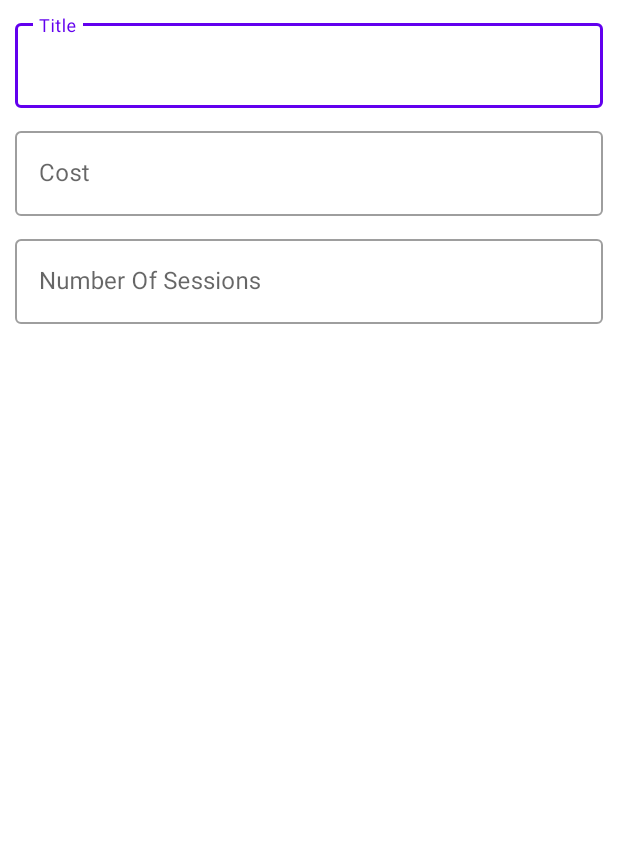
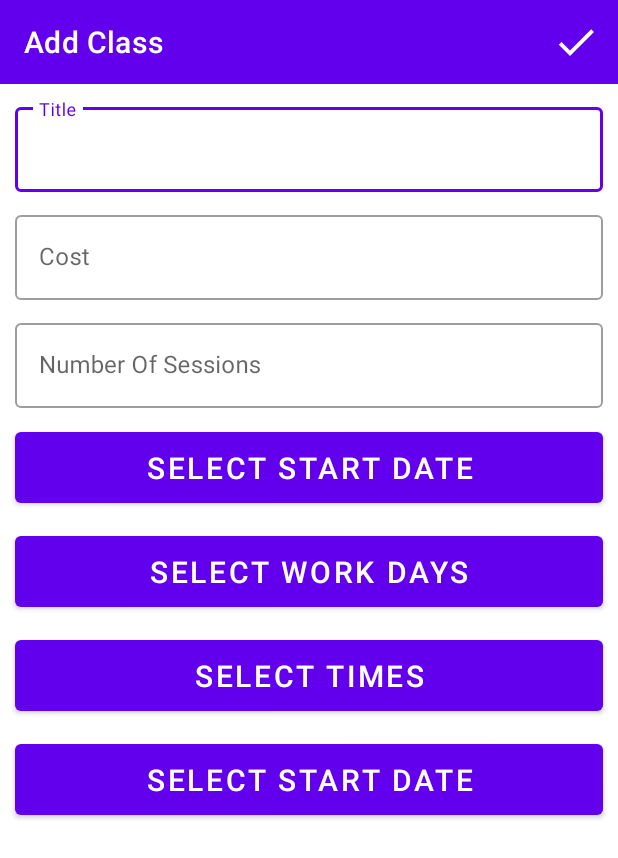
Before and after one commit to zoheirkabuli/Ansarolmahdi, an Android app: the AddClass screen opened directly, with no data from a screen before it, on a phone screen of 412 x 824 dp. Shown: the top 858 px of the screen. Run offline under Robolectric (Android 15) with nearby library versions, the light colour scheme and no system bars.

Commit message:
complete add classes activity

```diff
--- a/app/src/main/java/com/example/ansarolmahdi/AddClass.java
+++ b/app/src/main/java/com/example/ansarolmahdi/AddClass.java
@@ -1,14 +1,31 @@
 package com.example.ansarolmahdi;
 
 import androidx.appcompat.app.AppCompatActivity;
+import androidx.appcompat.widget.Toolbar;
 
+import android.graphics.Color;
 import android.os.Bundle;
+import android.view.Menu;
 
 public class AddClass extends AppCompatActivity {
+
+    private Toolbar cToolbar;
 
     @Override
     protected void onCreate(Bundle savedInstanceState) {
         super.onCreate(savedInstanceState);
         setContentView(R.layout.activity_add_class);
+
+        cToolbar = findViewById(R.id.cToolbar);
+        setSupportActionBar(cToolbar);
+        cToolbar.setTitleTextColor(Color.WHITE);
+        setTitle("Add Class");
+    }
+
+    @Override
+    public boolean onCreateOptionsMenu(Menu menu) {
+
+        getMenuInflater().inflate(R.menu.toolbar_menu,menu);
+        return true;
     }
 }
--- a/app/src/main/java/com/example/ansarolmahdi/Classes.java
+++ b/app/src/main/java/com/example/ansarolmahdi/Classes.java
@@ -1,8 +1,10 @@
 package com.example.ansarolmahdi;
 
 import androidx.appcompat.app.AppCompatActivity;
+import androidx.appcompat.widget.Toolbar;
 
 import android.content.Intent;
+import android.graphics.Color;
 import android.os.Bundle;
 import android.view.View;
 import android.widget.Toast;
@@ -12,7 +14,7 @@ import com.github.clans.fab.FloatingActionButton;
 public class Classes extends AppCompatActivity {
 
     private FloatingActionButton fabStudent,fabClass,fabTeacher;
-
+    private Toolbar mToolbar;
 
 
     @Override
@@ -21,6 +23,10 @@ public class Classes extends AppCompatActivity {
         setContentView(R.layout.activity_classes);
 
         init();
+
+        setSupportActionBar(mToolbar);
+        setTitle("Classes");
+        mToolbar.setTitleTextColor(Color.WHITE);
 
         fabTeacher.setOnClickListener(new View.OnClickListener() {
             @Override
@@ -50,6 +56,7 @@ public class Classes extends AppCompatActivity {
         fabClass = findViewById(R.id.fab_class);
         fabStudent = findViewById(R.id.fab_student);
         fabTeacher = findViewById(R.id.fab_teacher);
+        mToolbar = findViewById(R.id.tb_classes);
     }
 
 
--- /dev/null
+++ b/app/src/main/res/drawable/ic_done_black_24dp.xml
@@ -0,0 +1,5 @@
+<vector android:height="48dp" android:tint="#FFFFFF"
+    android:viewportHeight="24.0" android:viewportWidth="24.0"
+    android:width="48dp" xmlns:android="http://schemas.android.com/apk/res/android">
+    <path android:fillColor="#FF000000" android:pathData="M9,16.2L4.8,12l-1.4,1.4L9,19 21,7l-1.4,-1.4L9,16.2z"/>
+</vector>
--- a/app/src/main/res/layout/activity_add_class.xml
+++ b/app/src/main/res/layout/activity_add_class.xml
@@ -5,18 +5,27 @@
     xmlns:tools="http://schemas.android.com/tools"
     android:layout_width="match_parent"
     android:layout_height="match_parent"
-    tools:context=".AddClass"
-    android:padding="10dp">
+    tools:context=".AddClass">
+
+    <androidx.appcompat.widget.Toolbar
+        android:id="@+id/cToolbar"
+        android:layout_width="match_parent"
+        android:layout_height="?attr/actionBarSize"
+        android:background="@color/colorPrimary"
+        app:layout_constraintTop_toTopOf="parent"
+        app:layout_constraintEnd_toEndOf="parent"
+        app:layout_constraintStart_toStartOf="parent"/>
 
     <com.google.android.material.textfield.TextInputLayout
         android:id="@+id/title_layout"
         android:layout_width="match_parent"
         android:layout_height="wrap_content"
-        app:layout_constraintTop_toTopOf="parent"
         app:layout_constraintEnd_toEndOf="parent"
         app:layout_constraintStart_toStartOf="parent"
+        app:layout_constraintTop_toBottomOf="@+id/cToolbar"
         android:hint="Title"
-        style="@style/Widget.MaterialComponents.TextInputLayout.OutlinedBox">
+        style="@style/Widget.MaterialComponents.TextInputLayout.OutlinedBox"
+        android:layout_margin="10dp">
 
         <com.google.android.material.textfield.TextInputEditText
             android:id="@+id/et_title"
@@ -34,7 +43,7 @@
         app:layout_constraintStart_toStartOf="parent"
         android:hint="Cost"
         style="@style/Widget.MaterialComponents.TextInputLayout.OutlinedBox"
-        android:layout_marginTop="10dp">
+        android:layout_margin="10dp">
 
         <com.google.android.material.textfield.TextInputEditText
             android:id="@+id/et_cost"
@@ -53,7 +62,7 @@
         app:layout_constraintStart_toStartOf="parent"
         android:hint="Number Of Sessions"
         style="@style/Widget.MaterialComponents.TextInputLayout.OutlinedBox"
-        android:layout_marginTop="10dp">
+        android:layout_margin="10dp">
 
         <com.google.android.material.textfield.TextInputEditText
             android:id="@+id/et_nosessions"
@@ -63,4 +72,52 @@
 
     </com.google.android.material.textfield.TextInputLayout>
 
+    <Button
+        android:id="@+id/btn_startdate"
+        android:layout_width="match_parent"
+        android:layout_height="wrap_content"
+        app:layout_constraintTop_toBottomOf="@id/nofsession_layout"
+        app:layout_constraintEnd_toEndOf="parent"
+        app:layout_constraintStart_toStartOf="parent"
+        android:layout_margin="10dp"
+        android:text="Select Start Date"
+        android:textSize="20sp"
+        android:padding="10dp"/>
+
+    <Button
+        android:id="@+id/btn_workdays"
+        android:layout_width="match_parent"
+        android:layout_height="wrap_content"
+        app:layout_constraintTop_toBottomOf="@id/btn_startdate"
+        app:layout_constraintEnd_toEndOf="parent"
+        app:layout_constraintStart_toStartOf="parent"
+        android:layout_margin="10dp"
+        android:text="Select Work Days"
+        android:textSize="20sp"
+        android:padding="10dp"/>
+
+    <Button
+        android:id="@+id/btn_times"
+        android:layout_width="match_parent"
+        android:layout_height="wrap_content"
+        app:layout_constraintTop_toBottomOf="@id/btn_workdays"
+        app:layout_constraintEnd_toEndOf="parent"
+        app:layout_constraintStart_toStartOf="parent"
+        android:layout_margin="10dp"
+        android:text="Select Times"
+        android:textSize="20sp"
+        android:padding="10dp"/>
+
+    <Button
+        android:id="@+id/btn_selectstudents"
+        android:layout_width="match_parent"
+        android:layout_height="wrap_content"
+        app:layout_constraintTop_toBottomOf="@id/btn_times"
+        app:layout_constraintEnd_toEndOf="parent"
+        app:layout_constraintStart_toStartOf="parent"
+        android:layout_margin="10dp"
+        android:text="Select Start Date"
+        android:textSize="20sp"
+        android:padding="10dp"/>
+
 </androidx.constraintlayout.widget.ConstraintLayout>
--- a/app/src/main/res/layout/activity_classes.xml
+++ b/app/src/main/res/layout/activity_classes.xml
@@ -7,14 +7,22 @@
     android:layout_height="match_parent"
     tools:context=".Classes">
 
+    <androidx.appcompat.widget.Toolbar
+        android:id="@+id/tb_classes"
+        android:layout_width="match_parent"
+        android:layout_height="?attr/actionBarSize"
+        android:background="@color/colorPrimary"
+        android:elevation="5dp"/>
+
 
     <androidx.recyclerview.widget.RecyclerView
+        android:id="@+id/rv_classes"
         android:layout_width="match_parent"
         android:layout_height="match_parent"
         app:layout_constraintBottom_toBottomOf="parent"
         app:layout_constraintEnd_toEndOf="parent"
         app:layout_constraintStart_toStartOf="parent"
-        app:layout_constraintTop_toTopOf="parent" />
+        app:layout_constraintTop_toBottomOf="@id/tb_classes" />
 
     <com.github.clans.fab.FloatingActionMenu
         android:id="@+id/fab_menu"
--- a/app/src/main/res/layout/activity_main.xml
+++ b/app/src/main/res/layout/activity_main.xml
@@ -22,6 +22,7 @@
         app:layout_constraintTop_toTopOf="parent">
 
         <com.google.android.material.textfield.TextInputEditText
+            android:id="@+id/et_username"
             android:layout_width="match_parent"
             android:layout_height="wrap_content" />
 
@@ -32,15 +33,16 @@
         style="@style/Widget.MaterialComponents.TextInputLayout.OutlinedBox"
         android:layout_width="match_parent"
         android:layout_height="wrap_content"
-        android:layout_below="@+id/et_username"
+        android:layout_below="@+id/username_layout"
         android:layout_margin="10dp"
         android:hint="Password"
-        app:layout_constraintBottom_toTopOf="@+id/rg_second"
+        app:layout_constraintBottom_toTopOf="@+id/rb_manager"
         app:layout_constraintEnd_toEndOf="parent"
         app:layout_constraintStart_toStartOf="parent"
         app:layout_constraintTop_toBottomOf="@+id/username_layout">
 
         <com.google.android.material.textfield.TextInputEditText
+            android:id="@+id/et_password"
             android:layout_width="match_parent"
             android:layout_height="wrap_content"
             android:inputType="textPassword" />
@@ -97,7 +99,7 @@
         app:layout_constraintBottom_toBottomOf="parent"
         app:layout_constraintEnd_toEndOf="parent"
         app:layout_constraintStart_toStartOf="parent"
-        app:layout_constraintTop_toBottomOf="@+id/rg_second" />
+        app:layout_constraintTop_toBottomOf="@+id/rb_parent" />
 
 
 
--- /dev/null
+++ b/app/src/main/res/menu/toolbar_menu.xml
@@ -0,0 +1,11 @@
+<?xml version="1.0" encoding="utf-8"?>
+<menu xmlns:android="http://schemas.android.com/apk/res/android"
+    xmlns:app="http://schemas.android.com/apk/res-auto">
+
+    <item
+        android:id="@+id/donebtn"
+        android:icon="@drawable/ic_done_black_24dp"
+        android:title="done"
+        app:showAsAction="always"/>
+
+</menu>
--- a/app/src/main/res/values/colors.xml
+++ b/app/src/main/res/values/colors.xml
@@ -3,4 +3,5 @@
     <color name="colorPrimary">#6200EE</color>
     <color name="colorPrimaryDark">#3700B3</color>
     <color name="colorAccent">#03DAC5</color>
+    <color name="white">#ffffff</color>
 </resources>
```
